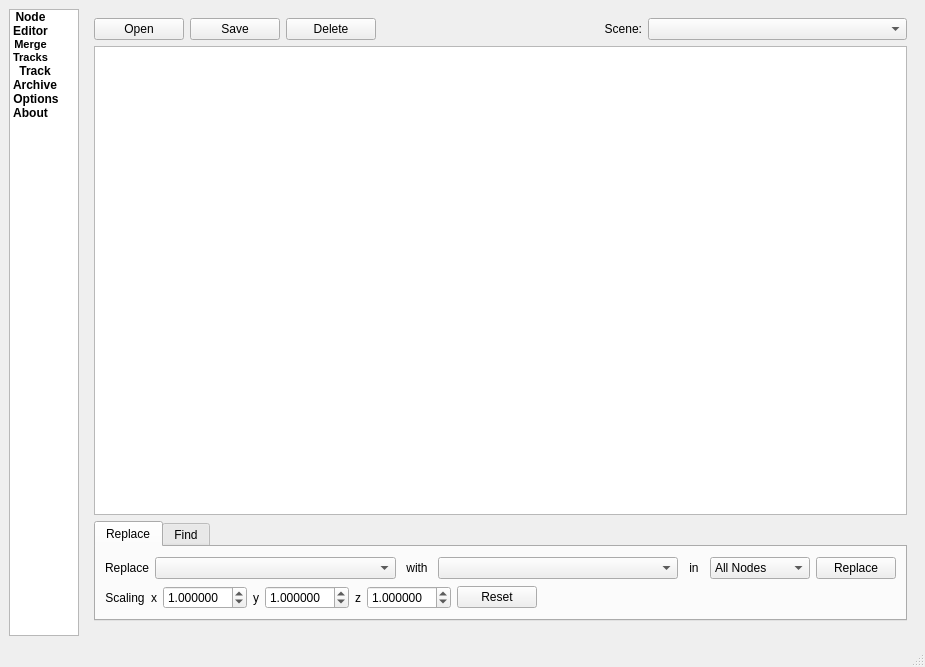
Above: mainwindow.ui from lephro/VeloTrackEditToolbox before the change. Below: the same form after it.
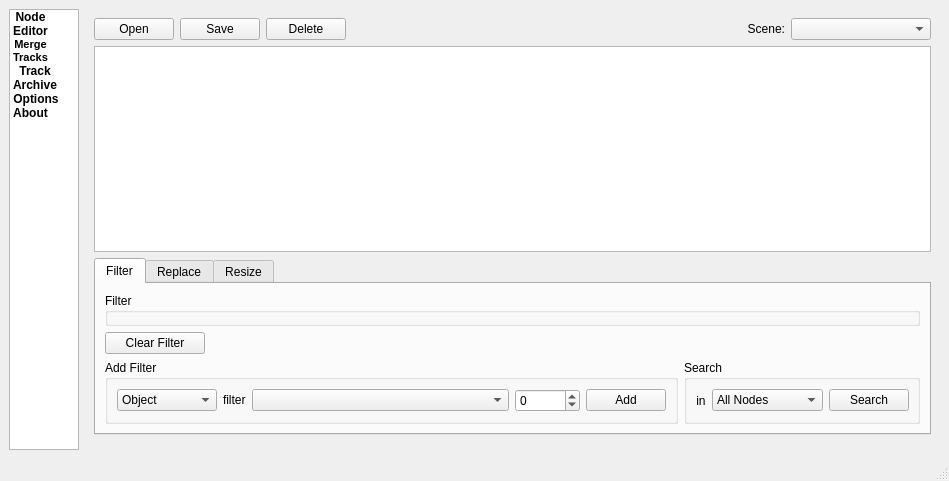
That is the form after the change. The open tabs and pages were chosen to show the change. Icons and pictures are not drawn.

Commit message:
Search Filter Prototype
Added a prototype for the search filter. Still needs a forward declaration of the prefabitem class

```diff
--- a/mainwindow.ui
+++ b/mainwindow.ui
@@ -7,8 +7,8 @@
    <rect>
     <x>0</x>
     <y>0</y>
-    <width>925</width>
-    <height>667</height>
+    <width>900</width>
+    <height>481</height>
    </rect>
   </property>
   <property name="windowTitle">
@@ -182,17 +182,36 @@
       </item>
      </widget>
     </item>
-    <item row="0" column="2">
+    <item row="0" column="1">
      <widget class="QStackedWidget" name="stackedWidget">
       <property name="currentIndex">
        <number>0</number>
       </property>
       <widget class="QWidget" name="nodeEditorPage">
-       <layout class="QGridLayout" name="gridLayout">
-        <item row="3" column="0" colspan="5">
-         <widget class="QTreeView" name="treeView">
-          <property name="showDropIndicator" stdset="0">
-           <bool>false</bool>
+       <layout class="QGridLayout" name="nodeEditorPageLayout">
+        <item row="1" column="0">
+         <widget class="QPushButton" name="openTrackPushButton">
+          <property name="maximumSize">
+           <size>
+            <width>90</width>
+            <height>16777215</height>
+           </size>
+          </property>
+          <property name="toolTip">
+           <string>&lt;html&gt;&lt;head/&gt;&lt;body&gt;&lt;p&gt;Opens a track from a Velocidrone database into the Node Editor.&lt;/p&gt;&lt;/body&gt;&lt;/html&gt;</string>
+          </property>
+          <property name="text">
+           <string>Open</string>
+          </property>
+          <property name="icon">
+           <iconset resource="icons.qrc">
+            <normaloff>:/icons/address_book</normaloff>:/icons/address_book</iconset>
+          </property>
+          <property name="iconSize">
+           <size>
+            <width>24</width>
+            <height>24</height>
+           </size>
           </property>
          </widget>
         </item>
@@ -222,19 +241,6 @@
           </property>
          </widget>
         </item>
-        <item row="1" column="3">
-         <widget class="QLabel" name="sceneSelectionLabel">
-          <property name="text">
-           <string>Scene:</string>
-          </property>
-          <property name="alignment">
-           <set>Qt::AlignRight|Qt::AlignTrailing|Qt::AlignVCenter</set>
-          </property>
-          <property name="buddy">
-           <cstring>sceneComboBox</cstring>
-          </property>
-         </widget>
-        </item>
         <item row="1" column="1">
          <widget class="QPushButton" name="savePushButton">
           <property name="maximumSize">
@@ -262,6 +268,19 @@
          </widget>
         </item>
         <item row="1" column="4">
+         <widget class="QLabel" name="sceneSelectionLabel">
+          <property name="text">
+           <string>Scene:</string>
+          </property>
+          <property name="alignment">
+           <set>Qt::AlignRight|Qt::AlignTrailing|Qt::AlignVCenter</set>
+          </property>
+          <property name="buddy">
+           <cstring>sceneComboBox</cstring>
+          </property>
+         </widget>
+        </item>
+        <item row="1" column="5">
          <widget class="QComboBox" name="sceneComboBox">
           <property name="minimumSize">
            <size>
@@ -277,36 +296,31 @@
           </property>
          </widget>
         </item>
-        <item row="1" column="0">
-         <widget class="QPushButton" name="openTrackPushButton">
-          <property name="maximumSize">
-           <size>
-            <width>90</width>
-            <height>16777215</height>
-           </size>
-          </property>
-          <property name="toolTip">
-           <string>&lt;html&gt;&lt;head/&gt;&lt;body&gt;&lt;p&gt;Opens a track from a Velocidrone database into the Node Editor.&lt;/p&gt;&lt;/body&gt;&lt;/html&gt;</string>
-          </property>
-          <property name="text">
-           <string>Open</string>
-          </property>
-          <property name="icon">
-           <iconset resource="icons.qrc">
-            <normaloff>:/icons/address_book</normaloff>:/icons/address_book</iconset>
-          </property>
-          <property name="iconSize">
+        <item row="2" column="0" colspan="6">
+         <layout class="QVBoxLayout" name="nodeEditorVLayout">
+          <item>
+           <widget class="QTreeView" name="treeView">
+            <property name="sizePolicy">
+             <sizepolicy hsizetype="Expanding" vsizetype="Expanding">
+              <horstretch>0</horstretch>
+              <verstretch>0</verstretch>
+             </sizepolicy>
+            </property>
+            <property name="minimumSize">
            <size>
-            <width>24</width>
-            <height>24</height>
-           </size>
-          </property>
-         </widget>
-        </item>
-        <item row="4" column="0" colspan="5">
-         <widget class="QTabWidget" name="tabWidget">
+              <width>0</width>
+              <height>0</height>
+             </size>
+            </property>
+            <property name="showDropIndicator" stdset="0">
+             <bool>false</bool>
+            </property>
+           </widget>
+          </item>
+          <item>
+           <widget class="QTabWidget" name="nodeEditorToolsTabWidget">
           <property name="sizePolicy">
-           <sizepolicy hsizetype="Minimum" vsizetype="Expanding">
+             <sizepolicy hsizetype="Preferred" vsizetype="Preferred">
             <horstretch>0</horstretch>
             <verstretch>0</verstretch>
            </sizepolicy>
@@ -314,19 +328,305 @@
           <property name="maximumSize">
            <size>
             <width>16777215</width>
-            <height>100</height>
+              <height>16777215</height>
            </size>
           </property>
           <property name="currentIndex">
            <number>0</number>
           </property>
-          <widget class="QWidget" name="tab">
+            <widget class="QWidget" name="searchTab">
+             <attribute name="title">
+              <string>Filter</string>
+             </attribute>
+             <layout class="QGridLayout" name="searchTabLayout">
+              <item row="0" column="0" colspan="2">
+               <widget class="QGroupBox" name="searchFilterGroupBox">
+                <property name="sizePolicy">
+                 <sizepolicy hsizetype="Preferred" vsizetype="Expanding">
+                  <horstretch>0</horstretch>
+                  <verstretch>0</verstretch>
+                 </sizepolicy>
+                </property>
+                <property name="title">
+                 <string>Filter</string>
+                </property>
+               </widget>
+              </item>
+              <item row="2" column="0">
+               <widget class="QPushButton" name="searchClearFilterPushButton">
+                <property name="maximumSize">
+                 <size>
+                  <width>100</width>
+                  <height>16777215</height>
+                 </size>
+                </property>
+                <property name="text">
+                 <string>Clear Filter</string>
+                </property>
+               </widget>
+              </item>
+              <item row="3" column="0" colspan="2">
+               <layout class="QHBoxLayout" name="searchFilterControlsHLayout">
+                <item>
+                 <widget class="QGroupBox" name="searchAddFilterGroupBox">
+                  <property name="sizePolicy">
+                   <sizepolicy hsizetype="Preferred" vsizetype="Preferred">
+                    <horstretch>0</horstretch>
+                    <verstretch>0</verstretch>
+                   </sizepolicy>
+                  </property>
+                  <property name="title">
+                   <string>Add Filter</string>
+                  </property>
+                  <layout class="QHBoxLayout" name="searchAddFilterGroupBoxLayout">
+                   <property name="sizeConstraint">
+                    <enum>QLayout::SetDefaultConstraint</enum>
+                   </property>
+                   <item>
+                    <widget class="QComboBox" name="searchTypeComboBox">
+                     <property name="sizePolicy">
+                      <sizepolicy hsizetype="Preferred" vsizetype="Fixed">
+                       <horstretch>0</horstretch>
+                       <verstretch>0</verstretch>
+                      </sizepolicy>
+                     </property>
+                     <property name="minimumSize">
+                      <size>
+                       <width>100</width>
+                       <height>0</height>
+                      </size>
+                     </property>
+                     <property name="maximumSize">
+                      <size>
+                       <width>16777215</width>
+                       <height>16777215</height>
+                      </size>
+                     </property>
+                     <property name="sizeAdjustPolicy">
+                      <enum>QComboBox::AdjustToContents</enum>
+                     </property>
+                     <item>
+                      <property name="text">
+                       <string>Object</string>
+                      </property>
+                     </item>
+                     <item>
+                      <property name="text">
+                       <string>Position</string>
+                      </property>
+                     </item>
+                     <item>
+                      <property name="text">
+                       <string>Rotation</string>
+                      </property>
+                     </item>
+                     <item>
+                      <property name="text">
+                       <string>Scaling</string>
+                      </property>
+                     </item>
+                     <item>
+                      <property name="text">
+                       <string>Gate No.</string>
+                      </property>
+                     </item>
+                     <item>
+                      <property name="text">
+                       <string>is dublicate</string>
+                      </property>
+                     </item>
+                     <item>
+                      <property name="text">
+                       <string>is on spline</string>
+                      </property>
+                     </item>
+                    </widget>
+                   </item>
+                   <item>
+                    <widget class="QLabel" name="searchValueLabel">
+                     <property name="sizePolicy">
+                      <sizepolicy hsizetype="Fixed" vsizetype="Fixed">
+                       <horstretch>0</horstretch>
+                       <verstretch>0</verstretch>
+                      </sizepolicy>
+                     </property>
+                     <property name="text">
+                      <string>filter</string>
+                     </property>
+                    </widget>
+                   </item>
+                   <item>
+                    <widget class="QComboBox" name="searchValueComboBox">
+                     <property name="sizePolicy">
+                      <sizepolicy hsizetype="Expanding" vsizetype="Fixed">
+                       <horstretch>0</horstretch>
+                       <verstretch>0</verstretch>
+                      </sizepolicy>
+                     </property>
+                     <property name="minimumSize">
+                      <size>
+                       <width>100</width>
+                       <height>0</height>
+                      </size>
+                     </property>
+                     <property name="maxVisibleItems">
+                      <number>20</number>
+                     </property>
+                     <property name="sizeAdjustPolicy">
+                      <enum>QComboBox::AdjustToContents</enum>
+                     </property>
+                    </widget>
+                   </item>
+                   <item>
+                    <widget class="QSpinBox" name="searchValueSpinBox">
+                     <property name="minimum">
+                      <number>-99999</number>
+                     </property>
+                     <property name="maximum">
+                      <number>99999</number>
+                     </property>
+                    </widget>
+                   </item>
+                   <item>
+                    <widget class="QPushButton" name="searchAddFilterPushButton">
+                     <property name="sizePolicy">
+                      <sizepolicy hsizetype="Preferred" vsizetype="Fixed">
+                       <horstretch>0</horstretch>
+                       <verstretch>0</verstretch>
+                      </sizepolicy>
+                     </property>
+                     <property name="maximumSize">
+                      <size>
+                       <width>150</width>
+                       <height>16777215</height>
+                      </size>
+                     </property>
+                     <property name="text">
+                      <string>Add</string>
+                     </property>
+                    </widget>
+                   </item>
+                  </layout>
+                 </widget>
+                </item>
+                <item>
+                 <widget class="QGroupBox" name="searchSearchGroupBox">
+                  <property name="sizePolicy">
+                   <sizepolicy hsizetype="Preferred" vsizetype="Preferred">
+                    <horstretch>0</horstretch>
+                    <verstretch>0</verstretch>
+                   </sizepolicy>
+                  </property>
+                  <property name="title">
+                   <string>Search</string>
+                  </property>
+                  <layout class="QHBoxLayout" name="searchSearchGroupBoxLayout">
+                   <property name="sizeConstraint">
+                    <enum>QLayout::SetDefaultConstraint</enum>
+                   </property>
+                   <property name="topMargin">
+                    <number>9</number>
+                   </property>
+                   <property name="rightMargin">
+                    <number>8</number>
+                   </property>
+                   <item>
+                    <widget class="QLabel" name="searchInLabel">
+                     <property name="sizePolicy">
+                      <sizepolicy hsizetype="Fixed" vsizetype="Minimum">
+                       <horstretch>0</horstretch>
+                       <verstretch>0</verstretch>
+                      </sizepolicy>
+                     </property>
+                     <property name="text">
+                      <string>in</string>
+                     </property>
+                     <property name="alignment">
+                      <set>Qt::AlignCenter</set>
+                     </property>
+                    </widget>
+                   </item>
+                   <item>
+                    <widget class="QComboBox" name="searchInComboBox">
+                     <property name="sizePolicy">
+                      <sizepolicy hsizetype="Minimum" vsizetype="Fixed">
+                       <horstretch>0</horstretch>
+                       <verstretch>0</verstretch>
+                      </sizepolicy>
+                     </property>
+                     <property name="minimumSize">
+                      <size>
+                       <width>105</width>
+                       <height>9</height>
+                      </size>
+                     </property>
+                     <item>
+                      <property name="text">
+                       <string>All Nodes</string>
+                      </property>
+                     </item>
+                     <item>
+                      <property name="text">
+                       <string>Barriers</string>
+                      </property>
+                     </item>
+                     <item>
+                      <property name="text">
+                       <string>Gates</string>
+                      </property>
+                     </item>
+                     <item>
+                      <property name="text">
+                       <string>Selected Node</string>
+                      </property>
+                     </item>
+                    </widget>
+                   </item>
+                   <item>
+                    <widget class="QPushButton" name="searchPushButton">
+                     <property name="sizePolicy">
+                      <sizepolicy hsizetype="Preferred" vsizetype="Fixed">
+                       <horstretch>0</horstretch>
+                       <verstretch>0</verstretch>
+                      </sizepolicy>
+                     </property>
+                     <property name="maximumSize">
+                      <size>
+                       <width>150</width>
+                       <height>16777215</height>
+                      </size>
+                     </property>
+                     <property name="text">
+                      <string>Search</string>
+                     </property>
+                    </widget>
+                   </item>
+                  </layout>
+                 </widget>
+                </item>
+               </layout>
+              </item>
+             </layout>
+            </widget>
+            <widget class="QWidget" name="replaceTab">
+             <property name="sizePolicy">
+              <sizepolicy hsizetype="Preferred" vsizetype="Preferred">
+               <horstretch>0</horstretch>
+               <verstretch>0</verstretch>
+              </sizepolicy>
+             </property>
+             <property name="maximumSize">
+              <size>
+               <width>16777215</width>
+               <height>200</height>
+              </size>
+             </property>
            <attribute name="title">
             <string>Replace</string>
            </attribute>
-           <layout class="QGridLayout" name="gridLayout_8">
-            <item row="0" column="0">
-             <layout class="QHBoxLayout" name="horizontalLayout_2">
+             <layout class="QVBoxLayout" name="replaceTabLayout">
+              <item>
+               <layout class="QHBoxLayout" name="replaceHorizontalLayout">
               <item>
                <widget class="QLabel" name="replacePrefabReplaceLabel">
                 <property name="sizePolicy">
@@ -440,10 +740,33 @@
                 </item>
                </widget>
               </item>
-             </layout>
-            </item>
-            <item row="1" column="0">
+                <item>
+                 <widget class="QPushButton" name="replacePushButton">
+                  <property name="maximumSize">
+                   <size>
+                    <width>90</width>
+                    <height>16777215</height>
+                   </size>
+                  </property>
+                  <property name="toolTip">
+                   <string>&lt;html&gt;&lt;head/&gt;&lt;body&gt;&lt;p&gt;Replaces a prefab with another in all selected instances (by default: in all nodes).&lt;/p&gt;&lt;/body&gt;&lt;/html&gt;</string>
+                  </property>
+                  <property name="text">
+                   <string>Replace</string>
+                  </property>
+                  <property name="icon">
+                   <iconset resource="icons.qrc">
+                    <normaloff>:/icons/replace</normaloff>:/icons/replace</iconset>
+                  </property>
+                 </widget>
+                </item>
+               </layout>
+              </item>
+              <item>
              <layout class="QHBoxLayout" name="replaceScalingLayout">
+                <property name="sizeConstraint">
+                 <enum>QLayout::SetDefaultConstraint</enum>
+                </property>
               <item>
                <widget class="QLabel" name="replaceScalingLabel">
                 <property name="sizePolicy">
@@ -460,7 +783,7 @@
                 </property>
                </widget>
               </item>
-              <item>
+                <item alignment="Qt::AlignVCenter">
                <widget class="QLabel" name="replaceScalingXLabel">
                 <property name="sizePolicy">
                  <sizepolicy hsizetype="Fixed" vsizetype="Preferred">
@@ -469,14 +792,14 @@
                  </sizepolicy>
                 </property>
                 <property name="text">
-                 <string>x</string>
+                   <string>R:</string>
                 </property>
                 <property name="alignment">
                  <set>Qt::AlignRight|Qt::AlignTrailing|Qt::AlignVCenter</set>
                 </property>
                </widget>
               </item>
-              <item>
+                <item alignment="Qt::AlignVCenter">
                <widget class="QDoubleSpinBox" name="replaceScalingXDoubleSpinBox">
                 <property name="sizePolicy">
                  <sizepolicy hsizetype="Fixed" vsizetype="Fixed">
@@ -498,7 +821,7 @@
                 </property>
                </widget>
               </item>
-              <item>
+                <item alignment="Qt::AlignVCenter">
                <widget class="QLabel" name="replaceScalingYLabel">
                 <property name="sizePolicy">
                  <sizepolicy hsizetype="Fixed" vsizetype="Preferred">
@@ -507,14 +830,14 @@
                  </sizepolicy>
                 </property>
                 <property name="text">
-                 <string>y</string>
+                   <string>G:</string>
                 </property>
                 <property name="alignment">
                  <set>Qt::AlignRight|Qt::AlignTrailing|Qt::AlignVCenter</set>
                 </property>
                </widget>
               </item>
-              <item>
+                <item alignment="Qt::AlignVCenter">
                <widget class="QDoubleSpinBox" name="replaceScalingYDoubleSpinBox">
                 <property name="sizePolicy">
                  <sizepolicy hsizetype="Fixed" vsizetype="Fixed">
@@ -533,7 +856,7 @@
                 </property>
                </widget>
               </item>
-              <item>
+                <item alignment="Qt::AlignVCenter">
                <widget class="QLabel" name="replaceScalingZLabel">
                 <property name="sizePolicy">
                  <sizepolicy hsizetype="Fixed" vsizetype="Preferred">
@@ -542,14 +865,14 @@
                  </sizepolicy>
                 </property>
                 <property name="text">
-                 <string>z</string>
+                   <string>B:</string>
                 </property>
                 <property name="alignment">
                  <set>Qt::AlignRight|Qt::AlignTrailing|Qt::AlignVCenter</set>
                 </property>
                </widget>
               </item>
-              <item>
+                <item alignment="Qt::AlignVCenter">
                <widget class="QDoubleSpinBox" name="replaceScalingZDoubleSpinBox">
                 <property name="sizePolicy">
                  <sizepolicy hsizetype="Fixed" vsizetype="Fixed">
@@ -571,7 +894,7 @@
                 </property>
                </widget>
               </item>
-              <item>
+                <item alignment="Qt::AlignVCenter">
                <widget class="QPushButton" name="replaceScalingResetPushButton">
                 <property name="text">
                  <string>Reset</string>
@@ -593,50 +916,227 @@
               </item>
              </layout>
             </item>
-            <item row="0" column="1">
-             <widget class="QPushButton" name="replacePushButton">
-              <property name="maximumSize">
-               <size>
-                <width>90</width>
-                <height>16777215</height>
-               </size>
-              </property>
-              <property name="toolTip">
-               <string>&lt;html&gt;&lt;head/&gt;&lt;body&gt;&lt;p&gt;Replaces a prefab with another in all selected instances (by default: in all nodes).&lt;/p&gt;&lt;/body&gt;&lt;/html&gt;</string>
-              </property>
-              <property name="text">
-               <string>Replace</string>
-              </property>
-              <property name="icon">
-               <iconset resource="icons.qrc">
-                <normaloff>:/icons/replace</normaloff>:/icons/replace</iconset>
-              </property>
-             </widget>
-            </item>
-           </layout>
-          </widget>
-          <widget class="QWidget" name="tab_2">
+             </layout>
+            </widget>
+            <widget class="QWidget" name="resizeTab">
            <attribute name="title">
-            <string>Find</string>
-           </attribute>
-           <widget class="QPushButton" name="geoGenTestPushButton">
-            <property name="geometry">
-             <rect>
-              <x>20</x>
-              <y>10</y>
-              <width>80</width>
-              <height>21</height>
-             </rect>
-            </property>
-            <property name="toolTip">
-             <string>&lt;html&gt;&lt;head/&gt;&lt;body&gt;&lt;p&gt;This button will create a new track called &amp;quot;Geodome-Test&amp;quot; on Empy Scene Day, which shows you the current state of the geodesic sphere generator.&lt;br/&gt;Keep in mind that each time you press this button, a new track will get created.&lt;/p&gt;&lt;/body&gt;&lt;/html&gt;</string>
-            </property>
+              <string>Resize</string>
+             </attribute>
+             <layout class="QVBoxLayout" name="resizeTabLayout">
+              <item>
+               <layout class="QHBoxLayout" name="resizeHorizontalLayout">
+                <item>
+                 <widget class="QLabel" name="resizeResizeLabel">
+                  <property name="sizePolicy">
+                   <sizepolicy hsizetype="Fixed" vsizetype="Preferred">
+                    <horstretch>0</horstretch>
+                    <verstretch>0</verstretch>
+                   </sizepolicy>
+                  </property>
+                  <property name="text">
+                   <string>Resize</string>
+                  </property>
+                  <property name="alignment">
+                   <set>Qt::AlignRight|Qt::AlignTrailing|Qt::AlignVCenter</set>
+                  </property>
+                 </widget>
+                </item>
+                <item>
+                 <widget class="QComboBox" name="resizeTypeComboBox"/>
+                </item>
+                <item>
+                 <widget class="QComboBox" name="resizePrefabComboBox"/>
+                </item>
+                <item>
+                 <widget class="QLabel" name="resizeInLabel">
+                  <property name="sizePolicy">
+                   <sizepolicy hsizetype="Fixed" vsizetype="Preferred">
+                    <horstretch>0</horstretch>
+                    <verstretch>0</verstretch>
+                   </sizepolicy>
+                  </property>
             <property name="text">
-             <string>GeodesicTest</string>
-            </property>
-           </widget>
-          </widget>
-         </widget>
+                   <string>in</string>
+                  </property>
+                  <property name="alignment">
+                   <set>Qt::AlignCenter</set>
+                  </property>
+                 </widget>
+                </item>
+                <item>
+                 <widget class="QComboBox" name="resizeInComboBox">
+                  <item>
+                   <property name="text">
+                    <string>All Nodes</string>
+                   </property>
+                  </item>
+                  <item>
+                   <property name="text">
+                    <string>Barriers</string>
+                   </property>
+                  </item>
+                  <item>
+                   <property name="text">
+                    <string>Gates</string>
+                   </property>
+                  </item>
+                  <item>
+                   <property name="text">
+                    <string>Selected Node</string>
+                   </property>
+                  </item>
+                 </widget>
+                </item>
+                <item>
+                 <widget class="QLabel" name="resizeByLabel">
+                  <property name="sizePolicy">
+                   <sizepolicy hsizetype="Fixed" vsizetype="Preferred">
+                    <horstretch>0</horstretch>
+                    <verstretch>0</verstretch>
+                   </sizepolicy>
+                  </property>
+                  <property name="text">
+                   <string>by</string>
+                  </property>
+                 </widget>
+                </item>
+                <item>
+                 <widget class="QComboBox" name="resizeByComboBox">
+                  <item>
+                   <property name="text">
+                    <string>%</string>
+                   </property>
+                  </item>
+                  <item>
+                   <property name="text">
+                    <string>RGB</string>
+                   </property>
+                  </item>
+                 </widget>
+                </item>
+                <item>
+                 <widget class="QSpinBox" name="resizePercentSpinBox">
+                  <property name="suffix">
+                   <string>%</string>
+                  </property>
+                  <property name="prefix">
+                   <string/>
+                  </property>
+                  <property name="minimum">
+                   <number>1</number>
+                  </property>
+                  <property name="maximum">
+                   <number>100</number>
+                  </property>
+                 </widget>
+                </item>
+                <item>
+                 <widget class="QLabel" name="resizeRLabel">
+                  <property name="sizePolicy">
+                   <sizepolicy hsizetype="Fixed" vsizetype="Preferred">
+                    <horstretch>0</horstretch>
+                    <verstretch>0</verstretch>
+                   </sizepolicy>
+                  </property>
+                  <property name="text">
+                   <string>R:</string>
+                  </property>
+                  <property name="alignment">
+                   <set>Qt::AlignRight|Qt::AlignTrailing|Qt::AlignVCenter</set>
+                  </property>
+                 </widget>
+                </item>
+                <item>
+                 <widget class="QDoubleSpinBox" name="resizeRDoubleSpinBox">
+                  <property name="decimals">
+                   <number>5</number>
+                  </property>
+                  <property name="minimum">
+                   <double>0.000010000000000</double>
+                  </property>
+                  <property name="maximum">
+                   <double>99.999989999999997</double>
+                  </property>
+                 </widget>
+                </item>
+                <item>
+                 <widget class="QLabel" name="resizeGLabel">
+                  <property name="sizePolicy">
+                   <sizepolicy hsizetype="Fixed" vsizetype="Preferred">
+                    <horstretch>0</horstretch>
+                    <verstretch>0</verstretch>
+                   </sizepolicy>
+                  </property>
+                  <property name="text">
+                   <string>G:</string>
+                  </property>
+                  <property name="alignment">
+                   <set>Qt::AlignRight|Qt::AlignTrailing|Qt::AlignVCenter</set>
+                  </property>
+                 </widget>
+                </item>
+                <item>
+                 <widget class="QDoubleSpinBox" name="resizeGDoubleSpinBox">
+                  <property name="decimals">
+                   <number>5</number>
+                  </property>
+                  <property name="minimum">
+                   <double>0.000010000000000</double>
+                  </property>
+                  <property name="maximum">
+                   <double>99999.999989999996615</double>
+                  </property>
+                 </widget>
+                </item>
+                <item>
+                 <widget class="QLabel" name="resizeBLabel">
+                  <property name="sizePolicy">
+                   <sizepolicy hsizetype="Fixed" vsizetype="Preferred">
+                    <horstretch>0</horstretch>
+                    <verstretch>0</verstretch>
+                   </sizepolicy>
+                  </property>
+                  <property name="text">
+                   <string>B:</string>
+                  </property>
+                  <property name="alignment">
+                   <set>Qt::AlignRight|Qt::AlignTrailing|Qt::AlignVCenter</set>
+                  </property>
+                 </widget>
+                </item>
+                <item>
+                 <widget class="QDoubleSpinBox" name="resizeBDoubleSpinBox">
+                  <property name="decimals">
+                   <number>5</number>
+                  </property>
+                  <property name="minimum">
+                   <double>0.000010000000000</double>
+                  </property>
+                  <property name="maximum">
+                   <double>99999.999989999996615</double>
+                  </property>
+                 </widget>
+                </item>
+               </layout>
+              </item>
+             </layout>
+            </widget>
+           </widget>
+          </item>
+         </layout>
+        </item>
+        <item row="1" column="3">
+         <spacer name="nodeEditorTopButtonHSpacer">
+          <property name="orientation">
+           <enum>Qt::Horizontal</enum>
+          </property>
+          <property name="sizeHint" stdset="0">
+           <size>
+            <width>40</width>
+            <height>20</height>
+           </size>
+          </property>
+         </spacer>
         </item>
        </layout>
       </widget>
```
Left out of the diff: 53 changed lines with no effect on the pictures. Lines whose indentation alone changed are shown as unchanged. The commit also changes 26 other files.
